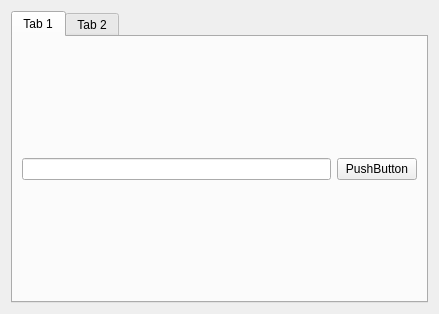
The window that src/wndDebug.ui (KittyIM/Client) describes before a commit, drawn with Qt 5.
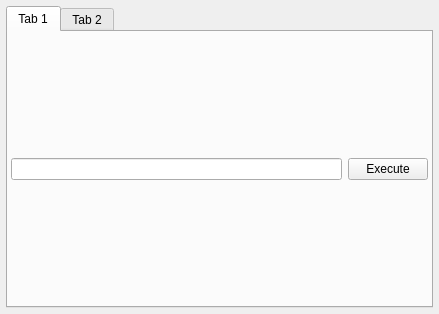
The same window after the commit.

The edit to the form file:
```diff
--- a/src/wndDebug.ui
+++ b/src/wndDebug.ui
@@ -14,6 +14,9 @@
    <string>Form</string>
   </property>
   <layout class="QGridLayout" name="gridLayout">
+   <property name="margin">
+    <number>6</number>
+   </property>
    <item row="0" column="0">
     <widget class="QTabWidget" name="tabWidget">
      <property name="currentIndex">
@@ -24,6 +27,9 @@
        <string>Tab 1</string>
       </attribute>
       <layout class="QVBoxLayout" name="verticalLayout">
+       <property name="margin">
+        <number>3</number>
+       </property>
        <item>
         <layout class="QHBoxLayout" name="horizontalLayout">
          <item>
@@ -32,7 +38,7 @@
          <item>
           <widget class="QPushButton" name="pushButton">
            <property name="text">
-            <string>PushButton</string>
+            <string>Execute</string>
            </property>
           </widget>
          </item>
```
Left out of the diff: 8 changed lines with no effect on the pictures.
